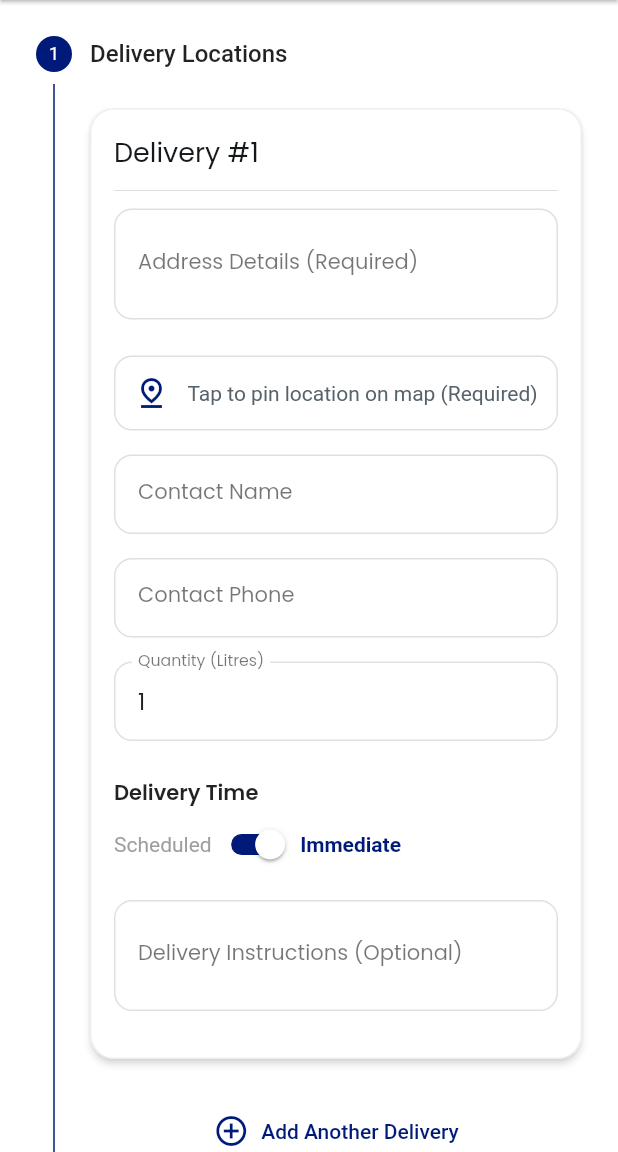
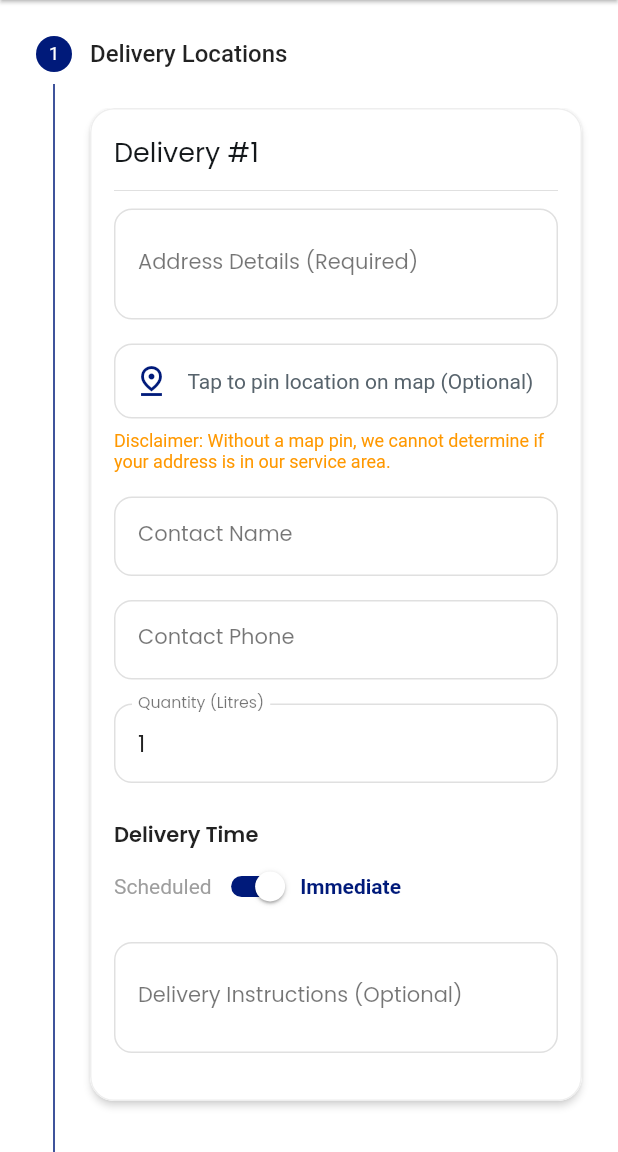
Before and after one commit to Kenac-Innovations/langa-water-delivery, a Flutter app: the HomePage screen opened by its route, after a tap on "FAQ Search", on a phone screen of 412 x 824 dp, the part 84-1236 px from its top. Run offline on Flutter 3.47's test engine with Material 3 defaults, Android fonts, the phone set to English and light mode, and no system bars; our stand-ins replace auto_size_text, connectivity_plus, dartz, device_info_plus, dio, equatable and 22 more; missing offline and left inert: flutter_google_places_hoc081098, google_api_headers, google_maps_flutter_platform_interface, json_path, ml_card_scanner; accounts and stored records are empty; network calls fail; project files that could hold a hidden picture were left out.

Commit message:
Completed water delivery process

```diff
--- a/user_app/lib/dto/water_order_dto.dart
+++ b/user_app/lib/dto/water_order_dto.dart
@@ -207,7 +207,7 @@
       dropOffLocation:
           DropOffLocationResponseDto.fromJson(json['dropOffLocation']),
       isScheduled: json['isScheduled'],
-      quantity: json['quantity'],
+      quantity: json['quantity'] ?? 0,
       deliveryInstructions: json['deliveryInstructions'],
       scheduledDetails: json['scheduledDetails'] != null
           ? ScheduledDetailsResponseDto.fromJson(json['scheduledDetails'])
--- a/user_app/lib/flutter_flow/flutter_flow_theme.dart
+++ b/user_app/lib/flutter_flow/flutter_flow_theme.dart
@@ -1,8 +1,5 @@
-// ignore_for_file: overridden_fields, annotate_overrides
-
 import 'package:flutter/material.dart';
 import 'package:google_fonts/google_fonts.dart';
-
 import 'package:shared_preferences/shared_preferences.dart';
 
 const kThemeModeKey = '__theme_mode__';
@@ -202,106 +199,91 @@
   final FlutterFlowTheme theme;
 
   String get displayLargeFamily => 'Outfit';
-  TextStyle get displayLarge => GoogleFonts.getFont(
-        'Outfit',
+  TextStyle get displayLarge => GoogleFonts.outfit(
         color: theme.primaryText,
         fontWeight: FontWeight.normal,
         fontSize: 64.0,
       );
   String get displayMediumFamily => 'Outfit';
-  TextStyle get displayMedium => GoogleFonts.getFont(
-        'Outfit',
+  TextStyle get displayMedium => GoogleFonts.outfit(
         color: theme.primaryText,
         fontWeight: FontWeight.normal,
         fontSize: 44.0,
       );
   String get displaySmallFamily => 'Outfit';
-  TextStyle get displaySmall => GoogleFonts.getFont(
-        'Outfit',
+  TextStyle get displaySmall => GoogleFonts.outfit(
         color: theme.primaryText,
         fontWeight: FontWeight.w600,
         fontSize: 36.0,
       );
   String get headlineLargeFamily => 'Outfit';
-  TextStyle get headlineLarge => GoogleFonts.getFont(
-        'Outfit',
+  TextStyle get headlineLarge => GoogleFonts.outfit(
         color: theme.primaryText,
         fontWeight: FontWeight.w600,
         fontSize: 32.0,
       );
   String get headlineMediumFamily => 'Outfit';
-  TextStyle get headlineMedium => GoogleFonts.getFont(
-        'Outfit',
+  TextStyle get headlineMedium => GoogleFonts.outfit(
         color: theme.primaryText,
         fontWeight: FontWeight.normal,
         fontSize: 24.0,
       );
   String get headlineSmallFamily => 'Outfit';
-  TextStyle get headlineSmall => GoogleFonts.getFont(
-        'Outfit',
+  TextStyle get headlineSmall => GoogleFonts.outfit(
         color: theme.primaryText,
         fontWeight: FontWeight.w500,
         fontSize: 24.0,
       );
   String get titleLargeFamily => 'Outfit';
-  TextStyle get titleLarge => GoogleFonts.getFont(
-        'Outfit',
+  TextStyle get titleLarge => GoogleFonts.outfit(
         color: theme.primaryText,
         fontWeight: FontWeight.w500,
         fontSize: 22.0,
       );
   String get titleMediumFamily => 'Readex Pro';
-  TextStyle get titleMedium => GoogleFonts.getFont(
-        'Readex Pro',
+  TextStyle get titleMedium => GoogleFonts.readexPro(
         color: theme.primaryText,
         fontWeight: FontWeight.normal,
         fontSize: 18.0,
       );
   String get titleSmallFamily => 'Readex Pro';
-  TextStyle get titleSmall => GoogleFonts.getFont(
-        'Readex Pro',
+  TextStyle get titleSmall => GoogleFonts.readexPro(
         color: theme.info,
         fontWeight: FontWeight.w500,
         fontSize: 16.0,
       );
   String get labelLargeFamily => 'Readex Pro';
-  TextStyle get labelLarge => GoogleFonts.getFont(
-        'Readex Pro',
+  TextStyle get labelLarge => GoogleFonts.readexPro(
         color: theme.secondaryText,
         fontWeight: FontWeight.normal,
         fontSize: 16.0,
       );
   String get labelMediumFamily => 'Readex Pro';
-  TextStyle get labelMedium => GoogleFonts.getFont(
-        'Readex Pro',
+  TextStyle get labelMedium => GoogleFonts.readexPro(
         color: theme.secondaryText,
         fontWeight: FontWeight.normal,
         fontSize: 14.0,
       );
   String get labelSmallFamily => 'Readex Pro';
-  TextStyle get labelSmall => GoogleFonts.getFont(
-        'Readex Pro',
+  TextStyle get labelSmall => GoogleFonts.readexPro(
         color: theme.secondaryText,
         fontWeight: FontWeight.normal,
         fontSize: 12.0,
       );
   String get bodyLargeFamily => 'Readex Pro';
-  TextStyle get bodyLarge => GoogleFonts.getFont(
-        'Readex Pro',
+  TextStyle get bodyLarge => GoogleFonts.readexPro(
         color: theme.primaryText,
         fontWeight: FontWeight.normal,
         fontSize: 16.0,
       );
   String get bodyMediumFamily => 'Readex Pro';
-  TextStyle get bodyMedium => GoogleFonts.getFont(
-        'Readex Pro',
+  TextStyle get bodyMedium => GoogleFonts.readexPro(
         color: theme.primaryText,
         fontWeight: FontWeight.normal,
         fontSize: 14.0,
       );
   String get bodySmallFamily => 'Readex Pro';
-  TextStyle get bodySmall => GoogleFonts.getFont(
-        'Readex Pro',
+  TextStyle get bodySmall => GoogleFonts.readexPro(
         color: theme.primaryText,
         fontWeight: FontWeight.normal,
         fontSize: 12.0,
@@ -317,7 +299,6 @@
   Color get tertiaryColor => tertiary;
 
   late Color primary = const Color(0xFF001A7A);
-
   late Color secondary = const Color(0xFF39D2C0);
   late Color tertiary = const Color(0xFFEE8B60);
   late Color alternate = const Color(0xFF262D34);
@@ -356,20 +337,11 @@
     bool useGoogleFonts = true,
     TextDecoration? decoration,
     double? lineHeight,
-  }) =>
-      useGoogleFonts
-          ? GoogleFonts.getFont(
-              fontFamily!,
-              color: color ?? this.color,
-              fontSize: fontSize ?? this.fontSize,
-              letterSpacing: letterSpacing ?? this.letterSpacing,
-              fontWeight: fontWeight ?? this.fontWeight,
-              fontStyle: fontStyle ?? this.fontStyle,
-              decoration: decoration,
-              height: lineHeight,
-            )
-          : copyWith(
-              fontFamily: fontFamily,
+  }) {
+    final effectiveFontFamily = fontFamily ?? this.fontFamily;
+    if (!useGoogleFonts || effectiveFontFamily == null) {
+      return copyWith(
+        fontFamily: effectiveFontFamily,
         color: color,
         fontSize: fontSize,
         letterSpacing: letterSpacing,
@@ -379,3 +351,66 @@
         height: lineHeight,
       );
     }
+
+    switch (effectiveFontFamily) {
+      case 'Readex Pro':
+        return GoogleFonts.readexPro(
+          color: color ?? this.color,
+          fontSize: fontSize ?? this.fontSize,
+          letterSpacing: letterSpacing ?? this.letterSpacing,
+          fontWeight: fontWeight ?? this.fontWeight,
+          fontStyle: fontStyle ?? this.fontStyle,
+          decoration: decoration,
+          height: lineHeight,
+        );
+      case 'Outfit':
+        return GoogleFonts.outfit(
+          color: color ?? this.color,
+          fontSize: fontSize ?? this.fontSize,
+          letterSpacing: letterSpacing ?? this.letterSpacing,
+          fontWeight: fontWeight ?? this.fontWeight,
+          fontStyle: fontStyle ?? this.fontStyle,
+          decoration: decoration,
+          height: lineHeight,
+        );
+      case 'Poppins':
+        return GoogleFonts.poppins(
+          color: color ?? this.color,
+          fontSize: fontSize ?? this.fontSize,
+          letterSpacing: letterSpacing ?? this.letterSpacing,
+          fontWeight: fontWeight ?? this.fontWeight,
+          fontStyle: fontStyle ?? this.fontStyle,
+          decoration: decoration,
+          height: lineHeight,
+        );
+      case 'Aoboshi One':
+        return GoogleFonts.aoboshiOne(
+          color: color ?? this.color,
+          fontSize: fontSize ?? this.fontSize,
+          letterSpacing: letterSpacing ?? this.letterSpacing,
+          fontWeight: fontWeight ?? this.fontWeight,
+          fontStyle: fontStyle ?? this.fontStyle,
+          decoration: decoration,
+          height: lineHeight,
+        );
+      default:
+        // This is a robust fallback.
+        // It handles cases where the font name might have a suffix like "_regular".
+        try {
+          return GoogleFonts.getFont(
+            effectiveFontFamily.split('_').first,
+            color: color ?? this.color,
+            fontSize: fontSize ?? this.fontSize,
+            letterSpacing: letterSpacing ?? this.letterSpacing,
+            fontWeight: fontWeight ?? this.fontWeight,
+            fontStyle: fontStyle ?? this.fontStyle,
+            decoration: decoration,
+            height: lineHeight,
+          );
+        } catch (e) {
+          // If all else fails, return the original style to prevent a crash.
+          return this;
+        }
+    }
+  }
+}
--- a/user_app/lib/models/user_model.dart
+++ b/user_app/lib/models/user_model.dart
@@ -6,7 +6,7 @@
   final String phoneNumber;
   final String firstName;
   final String lastName;
-  final num walletBalance;
+  final bool isCreditAllowed;
 
   const User({
     required this.userId,
@@ -14,12 +14,12 @@
     required this.phoneNumber,
     required this.firstName,
     required this.lastName,
-    required this.walletBalance,
+    required this.isCreditAllowed,
   });
 
   @override
   List<Object?> get props =>
-      [userId, email, phoneNumber, firstName, lastName, walletBalance];
+      [userId, email, phoneNumber, firstName, lastName, isCreditAllowed];
 
   factory User.fromJson(Map<String, dynamic> json) {
     return User(
@@ -28,7 +28,7 @@
       phoneNumber: json['phoneNumber'] as String? ?? '',
       firstName: json['firstName'] as String? ?? '',
       lastName: json['lastName'] as String? ?? '',
-      walletBalance: json['walletBalance'] as num? ?? 0,
+      isCreditAllowed: json['isCreditedAllowed'] as bool? ?? false,
     );
   }
 }
--- a/user_app/lib/pages/create_water_order/create_water_order_page.dart
+++ b/user_app/lib/pages/create_water_order/create_water_order_page.dart
@@ -38,7 +38,7 @@
     this.latLng,
     this.isScheduled = false,
     this.useMyDetails = false,
-    this.pickedAddressDisplay = "Tap to pin location on map (Required)",
+    this.pickedAddressDisplay = "Tap to pin location on map (Optional)",
   });
 
   void dispose() {
@@ -110,26 +110,17 @@
 
   void _calculatePrices() {
     double total = 0;
-    if (_deliveries.isEmpty) {
-      _showErrorToast("Please add at least one delivery location.");
-      return;
-    }
-
     for (var delivery in _deliveries) {
       final quantity = int.tryParse(delivery.quantityController.text) ?? 0;
-      if (quantity <= 0) {
-        _showErrorToast("Please enter a valid quantity for all deliveries.");
-        return;
-      }
+      total += quantity * _pricePerLitre;
       delivery.price = quantity * _pricePerLitre;
-      total += delivery.price;
     }
     setState(() {
       _totalAmount = total;
     });
   }
 
-  void _handleSubmitOrder() {
+  void _handleSubmitOrder(bool isCreditAllowed) {
     final authState = context.read<AuthBloc>().state;
     if (authState is! Authenticated) {
       _showErrorToast("You must be logged in to place an order.");
@@ -137,38 +128,43 @@
     }
 
     final deliveryDtos = _deliveries.map((delivery) {
-      ScheduledDetailsRequestDto scheduledDetails;
       final now = DateTime.now();
       final dateFormat = DateFormat('yyyy-MM-dd');
       final timeFormat = DateFormat('HH:mm:ss');
 
+      ScheduledDetailsRequestDto scheduledDetails;
       if (delivery.isScheduled) {
         scheduledDetails = ScheduledDetailsRequestDto(
           scheduledDate: delivery.dateController.text,
           scheduledTime: delivery.timeController.text,
         );
       } else {
-        // For immediate delivery, use current date and time
         scheduledDetails = ScheduledDetailsRequestDto(
           scheduledDate: dateFormat.format(now),
           scheduledTime: timeFormat.format(now),
         );
       }
 
+      // FIX: Prioritize manually typed address for the main location field.
+      final String finalDropOffLocation =
+          delivery.manualAddressController.text.trim().isNotEmpty
+              ? delivery.manualAddressController.text.trim()
+              : delivery.pickedAddressDisplay;
+
       return WaterDeliveryRequestDto(
         priceAmount: delivery.price,
         dropOffLocation: DropOffLocationRequestDto(
           useMyContact: delivery.useMyDetails,
           addressId: null,
-          dropOffLatitude: delivery.latLng!.latitude,
-          dropOffLongitude: delivery.latLng!.longitude,
-          dropOffLocation: delivery.pickedAddressDisplay,
+          dropOffLatitude: delivery.latLng?.latitude ?? 0.0,
+          dropOffLongitude: delivery.latLng?.longitude ?? 0.0,
+          dropOffLocation: finalDropOffLocation,
           dropOffAddressTyped: delivery.manualAddressController.text.trim(),
           dropOffContactName: delivery.contactNameController.text.trim(),
           dropOffContactPhone: delivery.contactPhoneController.text.trim(),
         ),
         isScheduled: delivery.isScheduled,
-        quantity: int.parse(delivery.quantityController.text),
+        quantity: int.tryParse(delivery.quantityController.text) ?? 0,
         deliveryInstructions: delivery.instructionsController.text.trim(),
         scheduledDetails: scheduledDetails,
       );
@@ -176,7 +172,8 @@
 
     final orderDto = CreateWaterOrderRequestDto(
       clientId: authState.user.userId,
-      paymentType: _selectedPaymentMethod,
+      paymentType:
+          isCreditAllowed ? WaterPaymentType.CREDIT : _selectedPaymentMethod,
       promoCode: _promoCodeController.text.trim(),
       deliveries: deliveryDtos,
       paymentStatus: WaterPaymentStatus.PENDING,
@@ -186,13 +183,12 @@
     context.read<WaterOrderBloc>().add(CreateWaterOrder(orderDto));
   }
 
-  void onStepContinue() {
+  void onStepContinue(bool isCreditAllowed, int totalSteps) {
     if (_currentStep == 0) {
       bool allValid = true;
       for (var delivery in _deliveries) {
         if (delivery.manualAddressController.text.trim().isEmpty ||
             (int.tryParse(delivery.quantityController.text) ?? 0) <= 0 ||
-            delivery.latLng == null ||
             delivery.contactNameController.text.trim().isEmpty ||
             delivery.contactPhoneController.text.trim().isEmpty ||
             (delivery.isScheduled &&
@@ -203,18 +199,16 @@
         }
       }
       if (!allValid) {
-        _showErrorToast(
-            "For all deliveries, please fill all required fields: address, map pin, contact details, quantity, and scheduled date/time if applicable.");
+        _showErrorToast("Please fill all required fields for each delivery.");
         return;
       }
-    }
-    if (_currentStep == 1) {
       _calculatePrices();
     }
-    if (_currentStep < 2) {
+
+    if (_currentStep < totalSteps - 1) {
       setState(() => _currentStep += 1);
     } else {
-      _handleSubmitOrder();
+      _handleSubmitOrder(isCreditAllowed);
     }
   }
 
@@ -230,6 +224,10 @@
     final authState = context.watch<AuthBloc>().state;
     final User? currentUser =
         (authState is Authenticated) ? authState.user : null;
+    final bool isCreditAllowed = currentUser?.isCreditAllowed ?? false;
+
+    final steps = _buildSteps(isCreditAllowed, currentUser);
+    final isLastStep = _currentStep == steps.length - 1;
 
     return Scaffold(
       backgroundColor: Colors.white,
@@ -256,7 +254,8 @@
 
           if (state is WaterOrderCreationSuccess) {
             _showSuccessToast("Order created successfully!");
-            context.go('/My_Orders');
+            context.pop();
+            context.pushNamed('My_Orders');
           }
           if (state is WaterOrderFailure) {
             _showErrorToast(state.failure.message);
@@ -272,19 +271,16 @@
             elevation: 0,
             type: StepperType.vertical,
             currentStep: _currentStep,
-            onStepContinue: onStepContinue,
+            onStepContinue: () => onStepContinue(isCreditAllowed, steps.length),
             onStepCancel: onStepCancel,
             controlsBuilder: (context, details) {
-              final isLastStep = _currentStep == 2;
               return Padding(
                 padding: const EdgeInsets.only(top: 24.0),
                 child: Row(
                   children: [
                     Expanded(
                       child: ElevatedButton(
-                        onPressed: isLastStep
-                            ? _handleSubmitOrder
-                            : details.onStepContinue,
+                        onPressed: details.onStepContinue,
                         style: ElevatedButton.styleFrom(
                           backgroundColor: theme.primary,
                           foregroundColor: Colors.white,
@@ -302,10 +298,7 @@
                                   strokeWidth: 2,
                                 ),
                               )
-                            : Text(
-                                isLastStep
-                                    ? 'Confirm & Place Order'
-                                    : 'Continue',
+                            : Text(isLastStep ? 'Confirm Order' : 'Continue',
                                 style: const TextStyle(
                                     fontSize: 14, fontWeight: FontWeight.bold)),
                       ),
@@ -328,10 +321,17 @@
                 ),
               );
             },
-            steps: [
+            steps: steps,
+          ),
+        ),
+      ),
+    );
+  }
+
+  List<Step> _buildSteps(bool isCreditAllowed, User? currentUser) {
+    final steps = <Step>[
       Step(
-                title: const Text('Delivery Locations',
-                    style: TextStyle(fontSize: 16)),
+        title: const Text('Delivery Locations', style: TextStyle(fontSize: 16)),
         content: Column(
           children: [
             ListView.builder(
@@ -358,17 +358,21 @@
             const SizedBox(height: 8),
             TextButton.icon(
               onPressed: _addDelivery,
-                      icon:
-                          Icon(Icons.add_circle_outline, color: theme.primary),
+              icon: Icon(Icons.add_circle_outline,
+                  color: FlutterFlowTheme.of(context).primary),
               label: Text('Add Another Delivery',
-                          style: TextStyle(color: theme.primary)),
+                  style:
+                      TextStyle(color: FlutterFlowTheme.of(context).primary)),
             ),
           ],
         ),
         isActive: _currentStep >= 0,
-                state:
-                    _currentStep > 0 ? StepState.complete : StepState.indexed,
+        state: _currentStep > 0 ? StepState.complete : StepState.indexed,
       ),
+    ];
+
+    if (!isCreditAllowed) {
+      steps.add(
         Step(
           title: const Text('Payment', style: TextStyle(fontSize: 16)),
           content: PaymentSection(
@@ -381,25 +385,23 @@
             },
           ),
           isActive: _currentStep >= 1,
-                state:
-                    _currentStep > 1 ? StepState.complete : StepState.indexed,
+          state: _currentStep > 1 ? StepState.complete : StepState.indexed,
         ),
+      );
+    }
+
+    steps.add(
       Step(
-                title:
-                    const Text('Order Summary', style: TextStyle(fontSize: 16)),
+        title: const Text('Order Summary', style: TextStyle(fontSize: 16)),
         content: SummarySection(
           deliveries: _deliveries,
           totalAmount: _totalAmount,
         ),
-                isActive: _currentStep >= 2,
-                state:
-                    _currentStep > 2 ? StepState.complete : StepState.indexed,
-              ),
-            ],
-          ),
-        ),
+        isActive: _currentStep >= (isCreditAllowed ? 1 : 2),
       ),
     );
+
+    return steps;
   }
 
   void _showSuccessToast(String message) {
--- a/user_app/lib/pages/create_water_order/delivery_card.dart
+++ b/user_app/lib/pages/create_water_order/delivery_card.dart
@@ -115,7 +115,6 @@
               hintText: 'e.g., House 123, Main Street',
               maxLines: 2,
             ),
-            const SizedBox(height: 8),
             GestureDetector(
               onTap: () async {
                 final result = await Navigator.push<LocationResult>(
@@ -162,6 +161,14 @@
                 ),
               ),
             ),
+            if (widget.delivery.latLng == null)
+              const Padding(
+                padding: EdgeInsets.only(top: 8.0),
+                child: Text(
+                  'Disclaimer: Without a map pin, we cannot determine if your address is in our service area.',
+                  style: TextStyle(color: Colors.orange, fontSize: 12),
+                ),
+              ),
             const SizedBox(height: 16),
             if (widget.currentUser != null)
               CheckboxListTile(
--- a/user_app/lib/repository/water_order_repository.dart
+++ b/user_app/lib/repository/water_order_repository.dart
@@ -14,9 +14,6 @@
 
   Future<Either<Failure, WaterOrder>> createWaterOrder(
       CreateWaterOrderRequestDto dto) async {
-    print('------------------------------------');
-    print(dto.toJson());
-    print('------------------------------------');
     try {
       final response = await _dioClient.dio
           .post(ApiConstants.createWaterOrder, data: dto.toJson());
--- a/user_app/lib/services/secure_storage.dart
+++ b/user_app/lib/services/secure_storage.dart
@@ -39,7 +39,7 @@
           'phoneNumber': authResult.userProfile.phoneNumber,
           'firstName': authResult.userProfile.firstName,
           'lastName': authResult.userProfile.lastName,
-          'walletBalance': authResult.userProfile.walletBalance,
+          'isCreditedAllowed': authResult.userProfile.isCreditAllowed,
         }
       });
       await write(key: _authResultKey, value: authResultString);
@@ -98,7 +98,7 @@
         'phoneNumber': user.phoneNumber,
         'firstName': user.firstName,
         'lastName': user.lastName,
-        'walletBalance': user.walletBalance,
+        'isCreditedAllowed': user.isCreditAllowed,
       };
       final String userJson = jsonEncode(userMap);
       await write(key: _userDetailsKey, value: userJson);
```
Also changed, not shown: user_app/lib/dto/notifications_dto.dart 20-11-45-238.dart (deleted, +0 -113 lines), user_app/lib/pages/edit_profile/edit_profile_widget.dart (+3 -4 lines). Lines whose indentation alone changed are shown as unchanged.
